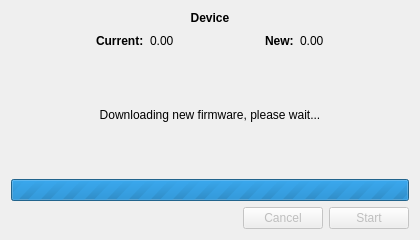
This is src/ckb/fwupgradedialog.ui in ckb-next/ckb-next as Qt 5 draws it before an edit. The edited form follows.
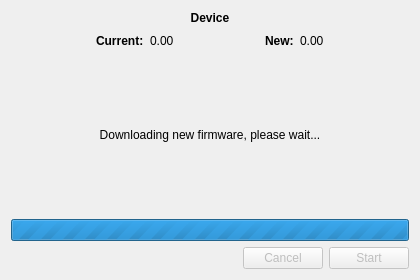
This is the edited form.

What changed in the file:
```diff
--- a/src/ckb/fwupgradedialog.ui
+++ b/src/ckb/fwupgradedialog.ui
@@ -7,7 +7,7 @@
     <x>0</x>
     <y>0</y>
     <width>420</width>
-    <height>240</height>
+    <height>280</height>
    </rect>
   </property>
   <property name="sizePolicy">
```
